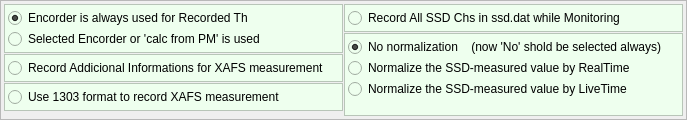
Old version of the form Conditions.ui in the repository mtab3/xafsm2.
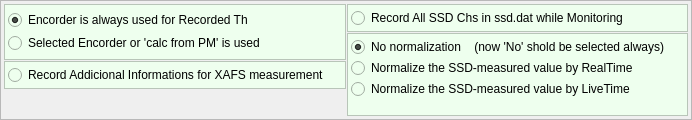
New version of the form.

Commit message: save MCA spectra at each XAFS measurement point

```diff
--- a/Conditions.ui
+++ b/Conditions.ui
@@ -6,7 +6,7 @@
    <rect>
     <x>0</x>
     <y>0</y>
-    <width>687</width>
+    <width>692</width>
     <height>120</height>
    </rect>
   </property>
@@ -95,7 +95,7 @@
      </layout>
     </widget>
    </item>
-   <item row="1" column="1" rowspan="4">
+   <item row="1" column="1" rowspan="3">
     <widget class="QFrame" name="frame_4">
      <property name="styleSheet">
       <string notr="true">background-color: #eeffee</string>
@@ -175,34 +175,6 @@
      </layout>
     </widget>
    </item>
-   <item row="3" column="0">
-    <widget class="QFrame" name="frame_5">
-     <property name="styleSheet">
-      <string notr="true">background-color: #eeffee</string>
-     </property>
-     <property name="frameShape">
-      <enum>QFrame::StyledPanel</enum>
-     </property>
-     <property name="frameShadow">
-      <enum>QFrame::Raised</enum>
-     </property>
-     <layout class="QGridLayout" name="gridLayout_5">
-      <property name="margin">
-       <number>3</number>
-      </property>
-      <property name="spacing">
-       <number>1</number>
-      </property>
-      <item row="0" column="0">
-       <widget class="QRadioButton" name="Use1303Format">
-        <property name="text">
-         <string>Use 1303 format to record XAFS measurement</string>
-        </property>
-       </widget>
-      </item>
-     </layout>
-    </widget>
-   </item>
   </layout>
  </widget>
  <resources/>
```
The commit also changes 13 other files.
